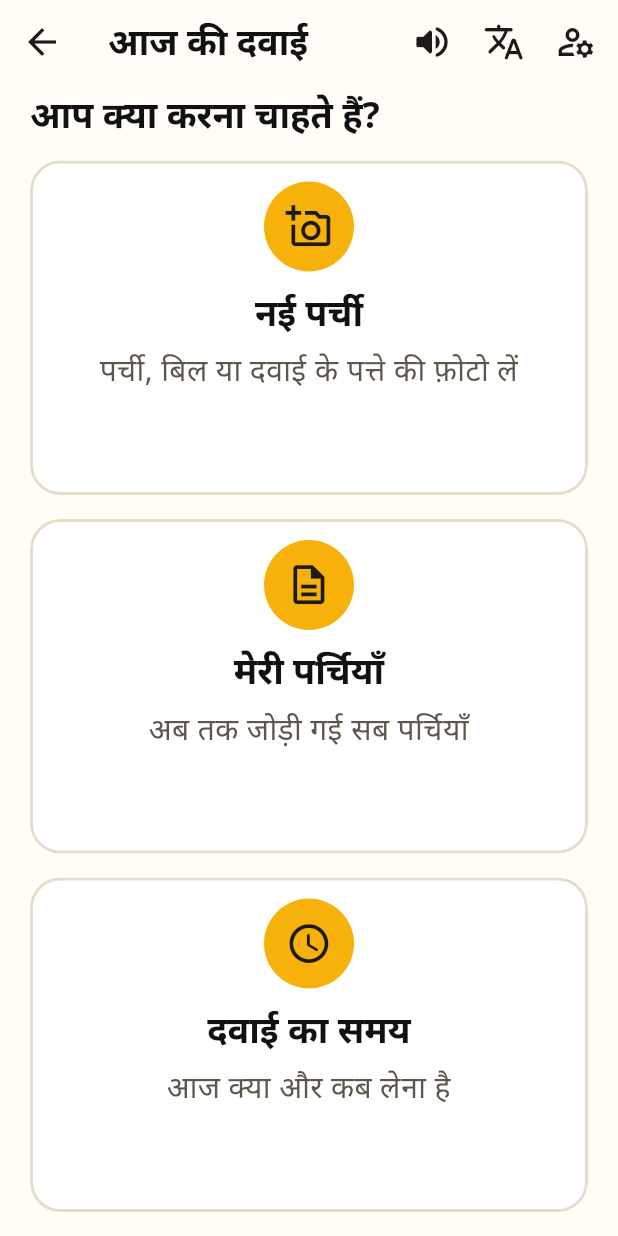
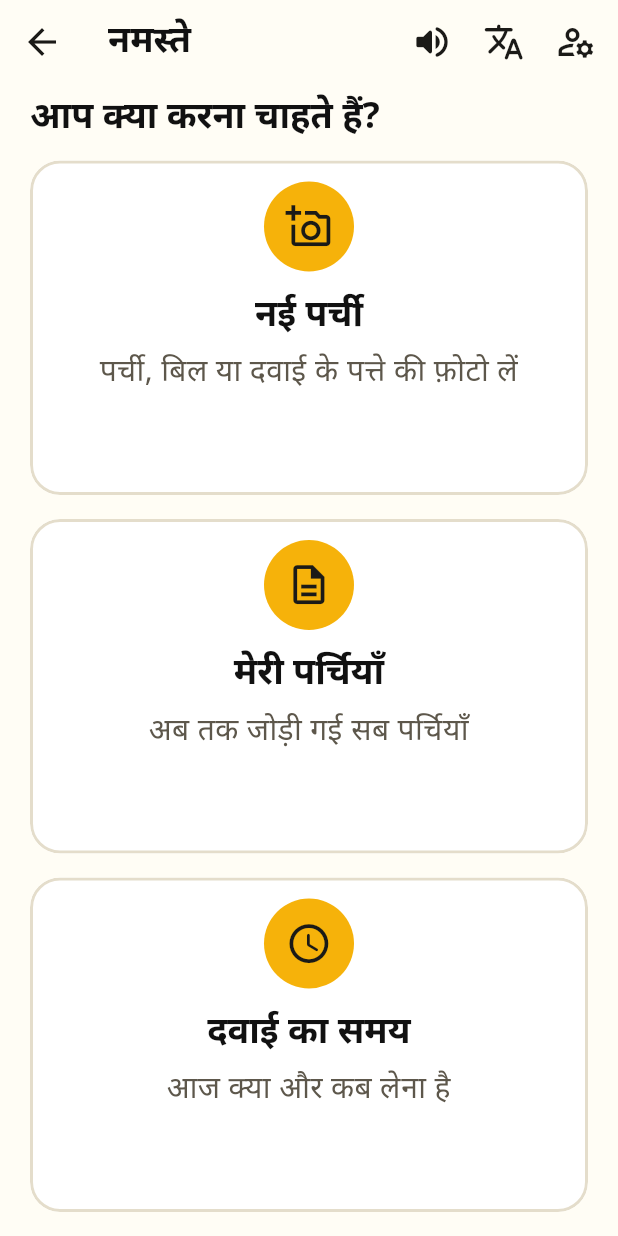
Before and after one commit to shikharshahi/RapidRX-Hack-E-Awadh, a Flutter app: the PatientMenu screen opened directly with empty values, after a tap on the "volume off" icon, after a tap on the "translate" icon, on a phone screen of 412 x 824 dp. Run offline on Flutter 3.47's test engine with Material 3 defaults, Android fonts, the phone set to English and light mode, and no system bars; our stand-ins replace audioplayers, cross_file, flutter_local_notifications, flutter_tts, image_picker, share_plus and 3 more; missing offline and left inert: google_mlkit_text_recognition, photo_manager, record; accounts and stored records are empty.

Commit message:
Greet the patient by name: "Hello Ramesh" / "नमस्ते Ramesh"
The menu title was "Today's medicines", which the menu is not. It now
greets the person using the app, and falls back to "Hello" when no name
was given.

Co-Authored-By: Claude Opus 5.5 <noreply@anthropic.com>

```diff
--- a/lib/core/l10n/app_strings.dart
+++ b/lib/core/l10n/app_strings.dart
@@ -105,7 +105,12 @@ class AppStrings {
   );
 
   // ── Patient menu ────────────────────────────────────────────────────────
-  String get menuTitle => _t('Today\'s medicines', 'आज की दवाई');
+  /// The patient's greeting at the top of the menu.
+  String hello(String? name) {
+    final n = name?.trim() ?? '';
+    return n.isEmpty ? _t('Hello', 'नमस्ते') : _t('Hello $n', 'नमस्ते $n');
+  }
+
   String get menuQuestion =>
       _t('What would you like to do?', 'आप क्या करना चाहते हैं?');
   String get newPrescription => _t('New prescription', 'नई पर्ची');
--- a/lib/features/patient/patient_menu.dart
+++ b/lib/features/patient/patient_menu.dart
@@ -69,7 +69,10 @@ class PatientMenu extends StatelessWidget {
           '2. ${s.myPrescriptions}. 3. ${s.medicineSchedule}.',
       child: Scaffold(
         appBar: AppBar(
-          title: Text(s.menuTitle),
+          title: Text(
+            s.hello(AppScope.maybeOf(context)?.prefs.name),
+            overflow: TextOverflow.ellipsis,
+          ),
           actions: appBarActions(context, onRestart: onRestart),
         ),
         body: SafeArea(
```
Also changed, not shown: 3 other files.
